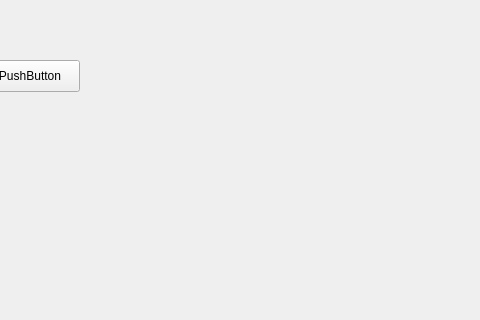
Qt form mainwindow.ui (skylinebnr334/qt_trainlcd_app) before a commit; both pictures show x 90 to 570 and y 0 to 320 of the 800 by 600 pixel window.
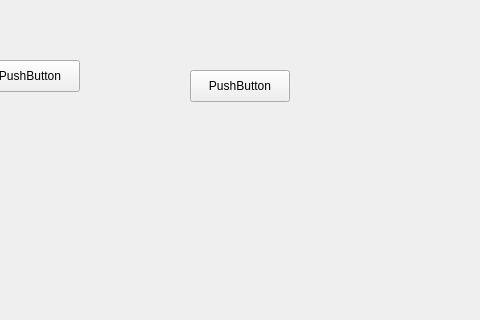
The same form after that commit.

Patch:
```diff
--- a/mainwindow.ui
+++ b/mainwindow.ui
@@ -27,6 +27,19 @@
      <string>PushButton</string>
     </property>
    </widget>
+   <widget class="QPushButton" name="pushButton2">
+    <property name="geometry">
+     <rect>
+      <x>280</x>
+      <y>70</y>
+      <width>100</width>
+      <height>32</height>
+     </rect>
+    </property>
+    <property name="text">
+     <string>PushButton</string>
+    </property>
+   </widget>
   </widget>
   <widget class="QMenuBar" name="menubar">
    <property name="geometry">
```
